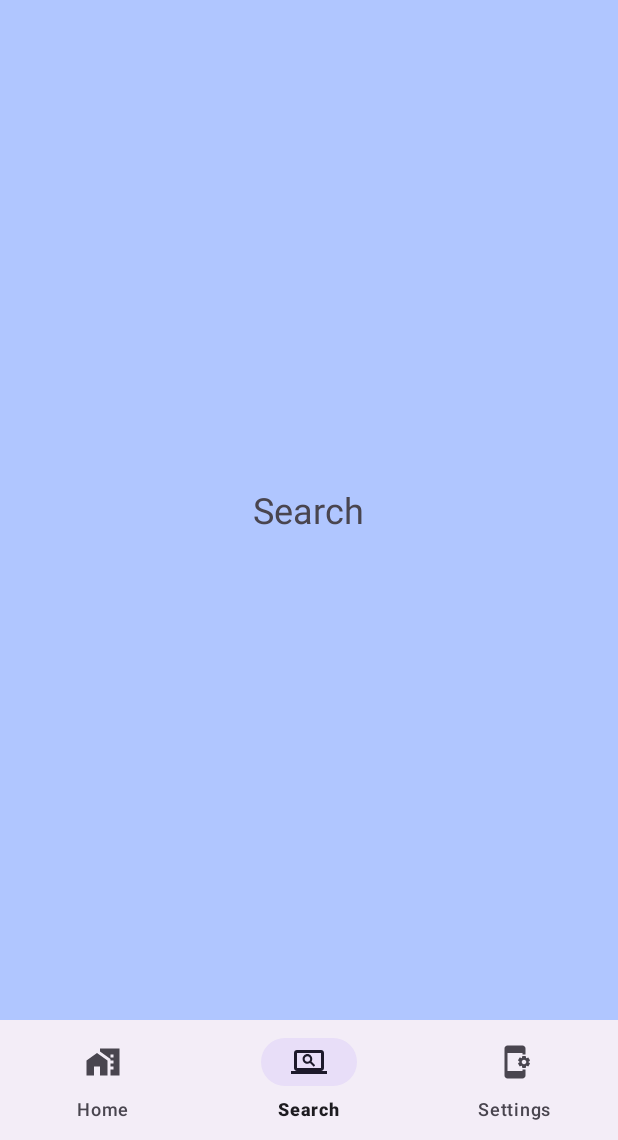
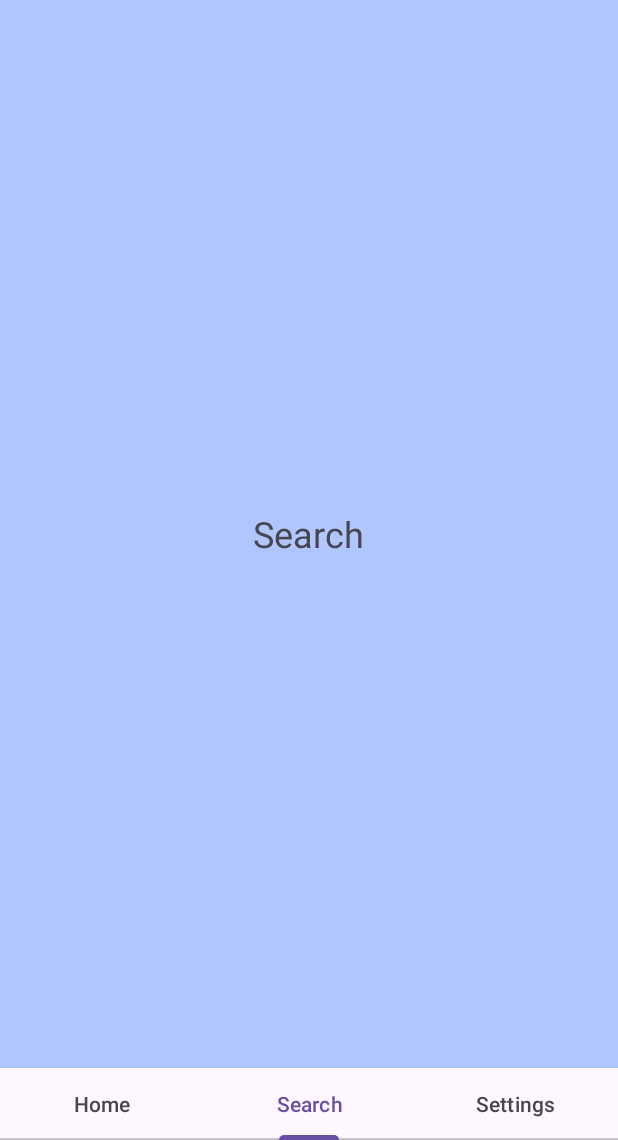
Before and after one commit to tutorhwang/HwangTube, an Android app: the screen it shows after launch (MainActivity), item 2 of the bottom bar chosen, on a phone screen of 412 x 824 dp, the part 96-1236 px from its top. Run offline under Robolectric (Android 15) with nearby library versions, the phone set to English and light mode, and no system bars; pictures from the network do not load.

Commit message:
[Improve] Improve recyclerView and Fragment functions with Applied '숙련' Curriculum Enhancements - ViewPager2 + TabLayout - ListAdapter

```diff
--- a/app/src/main/java/com/example/hwangtube/activity/MainActivity.kt
+++ b/app/src/main/java/com/example/hwangtube/activity/MainActivity.kt
@@ -2,56 +2,30 @@ package com.example.hwangtube.activity
 
 import android.os.Bundle
 import androidx.appcompat.app.AppCompatActivity
-import androidx.fragment.app.Fragment
-import androidx.fragment.app.commit
 import com.example.hwangtube.R
+import com.example.hwangtube.adapter.ViewPagerAdapter
 import com.example.hwangtube.databinding.ActivityMainBinding
-import com.example.hwangtube.fragment.HomeFragment
-import com.example.hwangtube.fragment.SearchFragment
-import com.example.hwangtube.fragment.SettingFragment
+import com.google.android.material.tabs.TabLayoutMediator
 
 class MainActivity : AppCompatActivity() {
 
     private var _binding: ActivityMainBinding? = null
     private val binding get() = _binding!!
 
+    private val tabTitles =
+        listOf(R.string.title_home, R.string.title_search, R.string.title_settings)
+
     override fun onCreate(savedInstanceState: Bundle?) {
         super.onCreate(savedInstanceState)
         _binding = ActivityMainBinding.inflate(layoutInflater)
         setContentView(binding.root)
 
-        binding.bottomNavigation.setOnNavigationItemSelectedListener { item ->
-            when (item.itemId) {
-                R.id.navigation_home -> {
-                    HomeFragment().loadFragment()
-                    true
-                }
-
-                R.id.navigation_search -> {
-                    SearchFragment().loadFragment()
-                    true
-                }
-
-                R.id.navigation_settings -> {
-                    SettingFragment().loadFragment()
-                    true
-                }
-
-                else -> false
-            }
-        }
-
-        // 기본으로 첫 번째 탭의 Fragment 표시
-        if (savedInstanceState == null) {
-            binding.bottomNavigation.selectedItemId = R.id.navigation_home
+        with(binding) {
+            viewPager.adapter = ViewPagerAdapter(this@MainActivity)
+            TabLayoutMediator(tabLayout, viewPager) { tab, position ->
+                tab.text = getString(tabTitles[position])
+            }.attach()
         }
     }
 
-    private fun Fragment.loadFragment() {
-        supportFragmentManager.commit {
-            replace(R.id.fragment_container, this@loadFragment)
-            setReorderingAllowed(true)
-            addToBackStack(null)
-        }
-    }
 }
--- a/app/src/main/java/com/example/hwangtube/adapter/VideoListAdapter.kt
+++ b/app/src/main/java/com/example/hwangtube/adapter/VideoListAdapter.kt
@@ -3,14 +3,24 @@ package com.example.hwangtube.adapter
 import android.util.Log
 import android.view.LayoutInflater
 import android.view.ViewGroup
+import androidx.recyclerview.widget.DiffUtil
+import androidx.recyclerview.widget.ListAdapter
 import androidx.recyclerview.widget.RecyclerView
 import com.bumptech.glide.Glide
 import com.example.hwangtube.R
 import com.example.hwangtube.data.Video
 import com.example.hwangtube.databinding.ItemLayoutBinding
 
-class VideoListAdapter(private val list: MutableList<Video>, private val onClick: (Video) -> Unit) :
-    RecyclerView.Adapter<VideoListAdapter.VideoItemHolder>() {
+class VideoListAdapter(private val onClick: (Video) -> Unit) :
+    ListAdapter<Video, VideoListAdapter.VideoItemHolder>(object : DiffUtil.ItemCallback<Video>() {
+        override fun areItemsTheSame(oldItem: Video, newItem: Video): Boolean {
+            return oldItem.title == newItem.title
+        }
+
+        override fun areContentsTheSame(oldItem: Video, newItem: Video): Boolean {
+            return oldItem == newItem
+        }
+    }) {
     inner class VideoItemHolder(binding: ItemLayoutBinding) :
         RecyclerView.ViewHolder(binding.root) {
         private val channelLogoView = binding.logo
@@ -36,25 +46,9 @@ class VideoListAdapter(private val list: MutableList<Video>, private val onClick
 
     override fun onBindViewHolder(itemHolder: VideoItemHolder, position: Int) {
         runCatching {
-            itemHolder.bind(list[position])
+            itemHolder.bind(getItem(position))
         }.onFailure { exception ->
             Log.e("VideoListAdapter", "Exception! ${exception.message}")
         }
     }
-
-    override fun getItemCount() = list.size
-
-    // 데이터 추가
-    fun addItem(video: Video) {
-        list.add(0, video)
-        notifyItemInserted(0)
-    }
-
-    // 데이터 삭제
-    fun removeItem(position: Int) {
-        if (position < list.size) {
-            list.removeAt(position)
-            notifyItemRemoved(position)
-        }
-    }
 }
--- /dev/null
+++ b/app/src/main/java/com/example/hwangtube/adapter/ViewPagerAdapter.kt
@@ -0,0 +1,17 @@
+package com.example.hwangtube.adapter
+
+import androidx.appcompat.app.AppCompatActivity
+import androidx.viewpager2.adapter.FragmentStateAdapter
+import com.example.hwangtube.fragment.HomeFragment
+import com.example.hwangtube.fragment.SearchFragment
+import com.example.hwangtube.fragment.SettingFragment
+
+class ViewPagerAdapter(activity: AppCompatActivity) : FragmentStateAdapter(activity) {
+    override fun getItemCount() = 3
+    override fun createFragment(position: Int) = when (position) {
+        0 -> HomeFragment()
+        1 -> SearchFragment()
+        2 -> SettingFragment()
+        else -> throw IllegalStateException("Invalid position: $position")
+    }
+}
--- a/app/src/main/java/com/example/hwangtube/fragment/HomeFragment.kt
+++ b/app/src/main/java/com/example/hwangtube/fragment/HomeFragment.kt
@@ -9,6 +9,7 @@ import androidx.fragment.app.Fragment
 import com.example.hwangtube.activity.DetailActivity
 import com.example.hwangtube.activity.EXTRA_VIDEO
 import com.example.hwangtube.adapter.VideoListAdapter
+import com.example.hwangtube.data.Video
 import com.example.hwangtube.data.VideoList
 import com.example.hwangtube.databinding.FragmentHomeBinding
 
@@ -18,7 +19,7 @@ class HomeFragment : Fragment() {
     private val binding get() = _binding!!
 
     private val adapter by lazy {
-        VideoListAdapter(VideoList.list) { video ->
+        VideoListAdapter { video ->
             val intent = Intent(activity, DetailActivity::class.java).apply {
                 putExtra(EXTRA_VIDEO, video)
             }
@@ -36,7 +37,28 @@ class HomeFragment : Fragment() {
 
     override fun onViewCreated(view: View, savedInstanceState: Bundle?) {
         super.onViewCreated(view, savedInstanceState)
-        binding.recyclerView.adapter = adapter
+        with(binding) {
+            recyclerView.adapter = adapter.apply { submitList(VideoList.list.toList()) }
+            chipInsert.setOnClickListener {
+                VideoList.list.add(
+                    0,
+                    Video(
+                        "Bùm", //channel title
+                        "Phân Tích Bí Ẩn Skibidi Toilet 69 Tập Full", // title
+                        "https://i.ytimg.com/vi/dyuFvdd1Le4/mqdefault.jpg", //thumbnails.medium
+                        "Phân Tích Bí Ẩn Skibidi Toilet 69 Tập Full --- Shopacc: https://bumroblox.net/k1 Kênh Phụ: ..." //description
+                    )
+                )
+                adapter.submitList(VideoList.list.toList()) { recyclerView.scrollToPosition(0) }
+            }
+
+            chipDelete.setOnClickListener {
+                if (VideoList.list.isNotEmpty()) {
+                    VideoList.list.removeAt(0)
+                    adapter.submitList(VideoList.list.toList()) { recyclerView.scrollToPosition(0) }
+                }
+            }
+        }
     }
 
     override fun onDestroyView() {
--- a/app/src/main/res/layout/activity_main.xml
+++ b/app/src/main/res/layout/activity_main.xml
@@ -43,22 +43,20 @@
 
     </androidx.appcompat.widget.Toolbar>
 
-    <androidx.fragment.app.FragmentContainerView
-        android:id="@+id/fragment_container"
-        android:name="com.example.hwangtube.fragment.HomeFragment"
+    <androidx.viewpager2.widget.ViewPager2
+        android:id="@+id/view_pager"
         android:layout_width="0dp"
         android:layout_height="0dp"
-        app:layout_constraintBottom_toTopOf="@id/bottom_navigation"
+        app:layout_constraintBottom_toTopOf="@id/tab_layout"
         app:layout_constraintEnd_toEndOf="parent"
         app:layout_constraintStart_toStartOf="parent"
         app:layout_constraintTop_toBottomOf="@id/toolbar" />
 
-    <com.google.android.material.bottomnavigation.BottomNavigationView
-        android:id="@+id/bottom_navigation"
+    <com.google.android.material.tabs.TabLayout
+        android:id="@+id/tab_layout"
         android:layout_width="0dp"
         android:layout_height="wrap_content"
         app:layout_constraintBottom_toBottomOf="parent"
         app:layout_constraintEnd_toEndOf="parent"
-        app:layout_constraintStart_toStartOf="parent"
-        app:menu="@menu/bottom_navigation_menu" />
+        app:layout_constraintStart_toStartOf="parent" />
 </androidx.constraintlayout.widget.ConstraintLayout>
--- a/app/src/main/res/values/strings.xml
+++ b/app/src/main/res/values/strings.xml
@@ -18,4 +18,6 @@
     <string name="title_home">Home</string>
     <string name="title_search">Search</string>
     <string name="title_settings">Settings</string>
+    <string name="insert">추가</string>
+    <string name="delete">삭제</string>
 </resources>
```
Also changed, not shown: app/src/main/res/layout/fragment_home.xml (+8 -5 lines).
